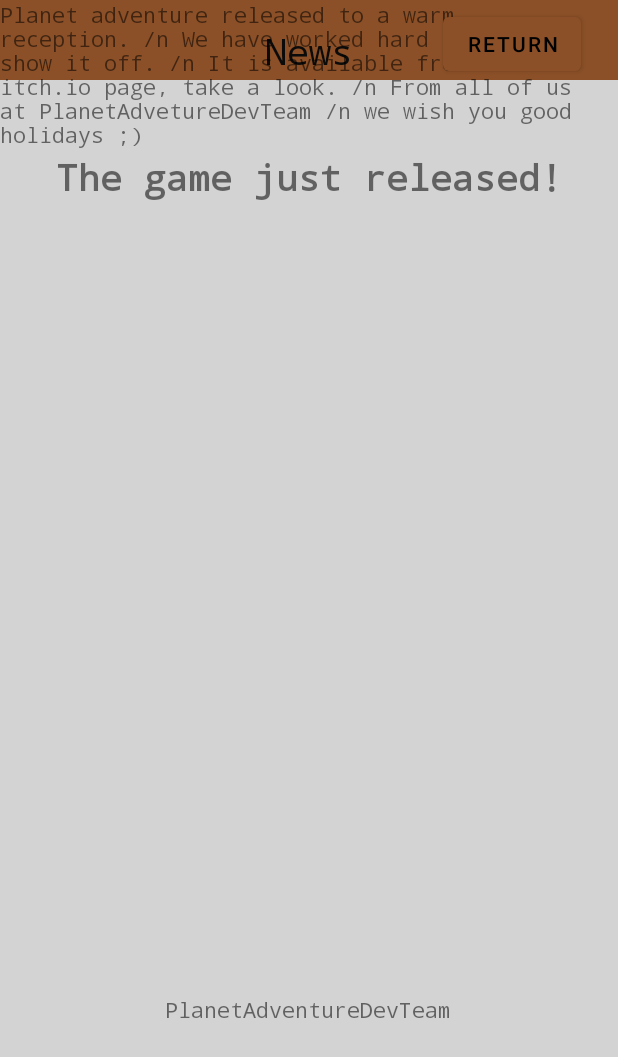
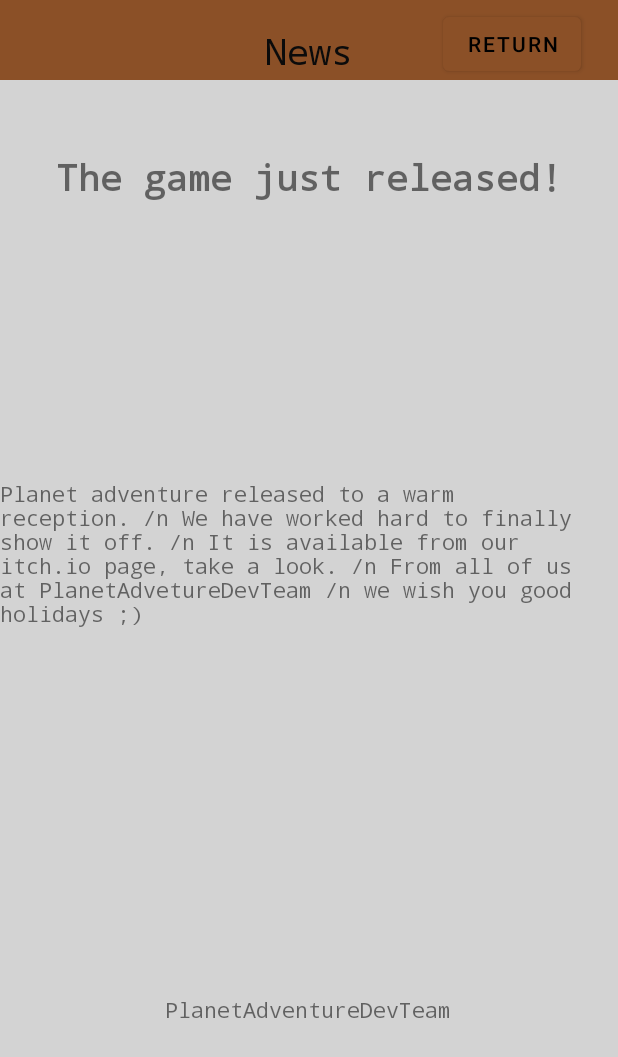
Before and after one commit to Thelangostudent/Game-Forum, an Android app: the NewsActivity screen opened directly, with no data from a screen before it, on a phone screen of 412 x 824 dp. Shown: the top 1057 px of the screen. Run offline under Robolectric (Android 15) with nearby library versions, the phone set to English and light mode, and no system bars; 1 statement that could not run was skipped.

Commit message:
Constraints added to news description.

```diff
--- a/app/src/main/res/layout/activity_news.xml
+++ b/app/src/main/res/layout/activity_news.xml
@@ -75,8 +75,13 @@
         android:id="@+id/textView10"
         android:layout_width="wrap_content"
         android:layout_height="wrap_content"
+        android:layout_marginStart="16dp"
         android:text="Planet adventure released to a warm reception. /n We have worked hard to finally show it off. /n It is available from our itch.io page, take a look. /n From all of us at PlanetAdvetureDevTeam /n we wish you good holidays ;)"
-        tools:layout_editor_absoluteX="16dp"
-        tools:layout_editor_absoluteY="198dp" />
+        app:layout_constraintBottom_toBottomOf="parent"
+        app:layout_constraintEnd_toEndOf="parent"
+        app:layout_constraintHorizontal_bias="1.0"
+        app:layout_constraintStart_toStartOf="parent"
+        app:layout_constraintTop_toTopOf="parent"
+        app:layout_constraintVertical_bias="0.441" />
 
 </androidx.constraintlayout.widget.ConstraintLayout>
```
